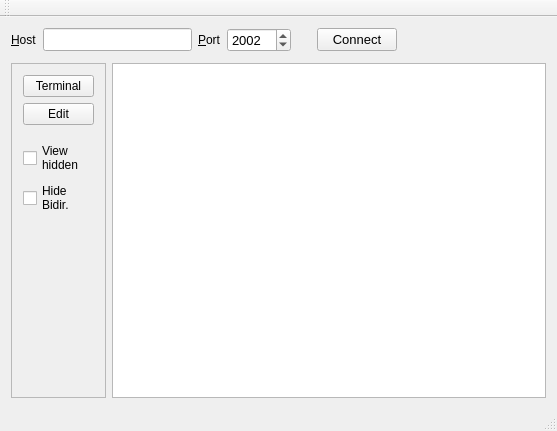
Qt form src/MainWindow.ui (micwik/ArnBrowser) before a commit.
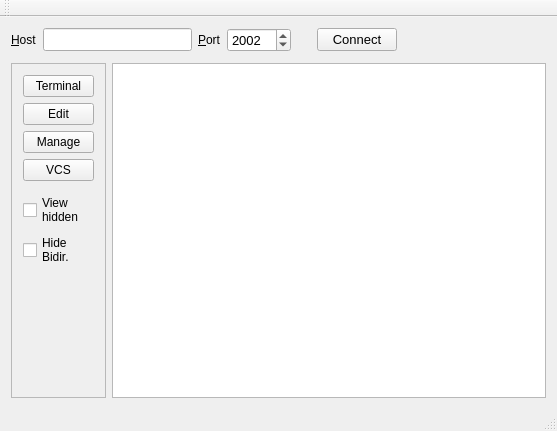
The same form after that commit.

Commit message: Added Manage and VCS layout

What changed in the file:
```diff
--- a/src/MainWindow.ui
+++ b/src/MainWindow.ui
@@ -163,7 +163,7 @@
           <enum>Qt::LeftToRight</enum>
          </property>
          <property name="autoFillBackground">
-          <bool>true</bool>
+          <bool>false</bool>
          </property>
          <layout class="QVBoxLayout" name="verticalLayout">
           <item>
@@ -186,6 +186,20 @@
             </property>
            </widget>
           </item>
+          <item>
+           <widget class="QPushButton" name="manageButton">
+            <property name="text">
+             <string>Manage</string>
+            </property>
+           </widget>
+          </item>
+          <item>
+           <widget class="QPushButton" name="vcsButton">
+            <property name="text">
+             <string>VCS</string>
+            </property>
+           </widget>
+          </item>
           <item>
            <spacer name="verticalSpacer_2">
             <property name="orientation">
```
Left out of the diff: 2 changed lines with no effect on the pictures. The commit also changes 9 other files.
